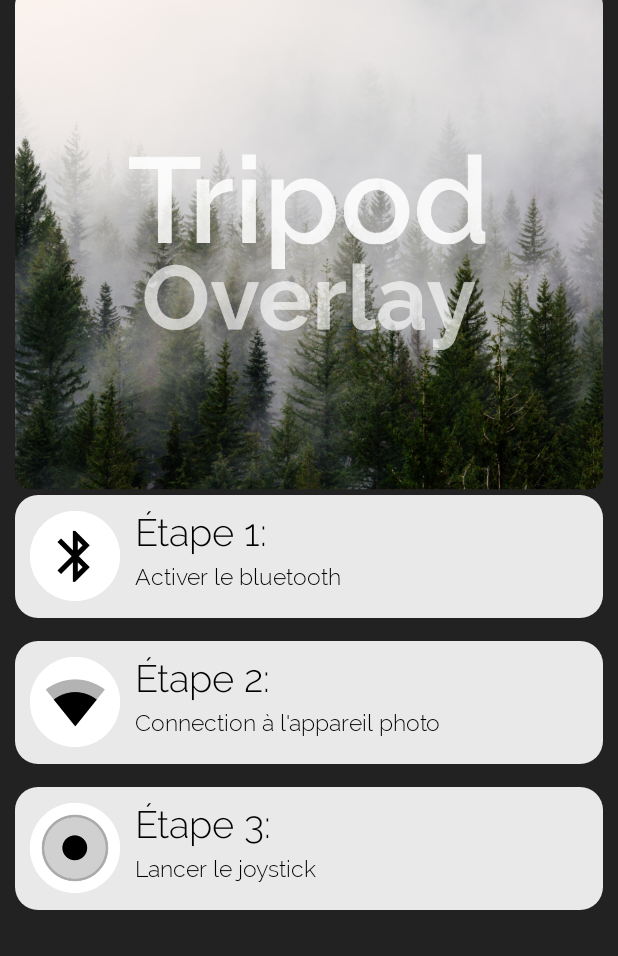
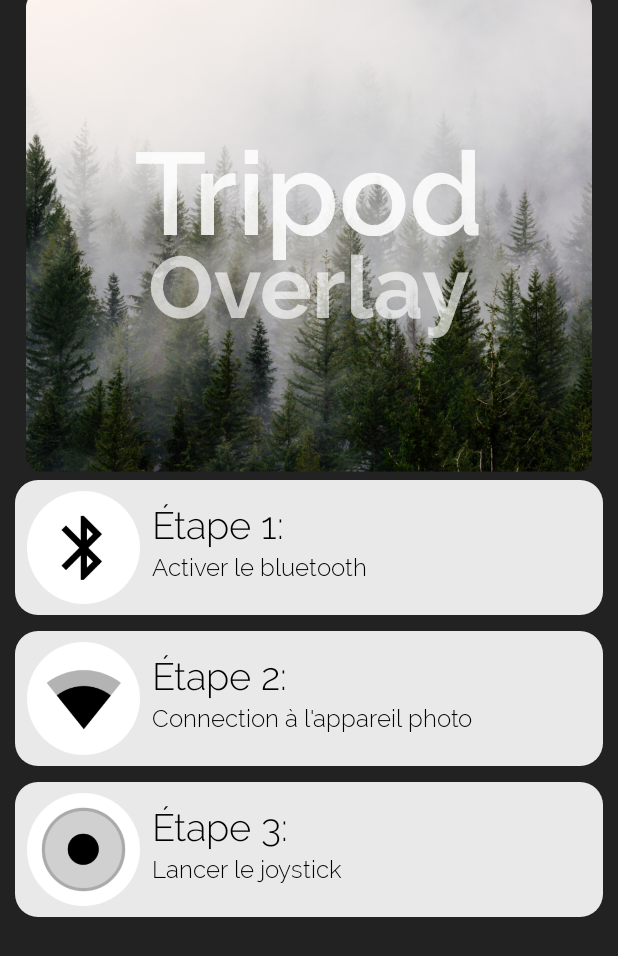
Before and after one commit to titouan-pellerin/TripodOverlay, an Android app: the Accueil screen opened directly, with no data from a screen before it, on a phone screen of 412 x 824 dp. Shown: the top 956 px of the screen. Run offline under Robolectric (Android 15) with nearby library versions, the light colour scheme and no system bars.

Commit message:
Modifications Accueil

```diff
--- a/app/build.gradle
+++ b/app/build.gradle
@@ -20,7 +20,6 @@ android {
 
 dependencies {
     implementation fileTree(include: ['*.jar'], dir: 'libs')
-    //noinspection GradleCompatible
     implementation 'com.android.support:appcompat-v7:28.0.0'
     implementation 'com.android.support.constraint:constraint-layout:1.1.3'
     testImplementation 'junit:junit:4.12'
--- a/app/src/main/AndroidManifest.xml
+++ b/app/src/main/AndroidManifest.xml
@@ -2,6 +2,7 @@
 <manifest xmlns:android="http://schemas.android.com/apk/res/android"
     package="fr.visufo.titouan.tripodoverlay">
 
+    <uses-permission android:name="android.permission.ACCESS_NETWORK_STATE" />
     <uses-permission android:name="android.permission.BLUETOOTH" />
     <uses-permission android:name="android.permission.BLUETOOTH_ADMIN" />
     <uses-permission android:name="android.permission.SYSTEM_ALERT_WINDOW" />
@@ -31,10 +32,6 @@
             android:name=".Accueil"
             android:screenOrientation="portrait">
         </activity>
-        <activity
-            android:name=".WifiOverlay"
-            android:theme="@style/Theme.AppCompat.Dialog" />
-
         <service
             android:name=".JoystickService"
             android:exported="false" />
--- a/app/src/main/java/fr/visufo/titouan/tripodoverlay/Accueil.java
+++ b/app/src/main/java/fr/visufo/titouan/tripodoverlay/Accueil.java
@@ -1,10 +1,14 @@
 package fr.visufo.titouan.tripodoverlay;
 
 import android.bluetooth.BluetoothAdapter;
+import android.content.ActivityNotFoundException;
 import android.content.BroadcastReceiver;
+import android.content.ComponentName;
 import android.content.Context;
 import android.content.Intent;
 import android.content.IntentFilter;
+import android.net.ConnectivityManager;
+import android.net.NetworkInfo;
 import android.net.Uri;
 import android.net.wifi.ScanResult;
 import android.net.wifi.WifiManager;
@@ -29,6 +33,10 @@ import java.util.List;
 public class Accueil extends AppCompatActivity {
 
     private BluetoothAdapter myBluetooth = null;
+    private boolean bluetoothOn = false;
+    private LinearLayout button1;
+    private LinearLayout button2;
+    private LinearLayout button3;
 
     @Override
     protected void onCreate(Bundle savedInstanceState) {
@@ -36,104 +44,105 @@ public class Accueil extends AppCompatActivity {
         super.onCreate(savedInstanceState);
         setContentView(R.layout.activity_accueil);
         checkDrawOverlayPermission();
+        myBluetooth = BluetoothAdapter.getDefaultAdapter();
+        if(myBluetooth.isEnabled()){
+            bluetoothOn = true;
+        }
+        button1 = (LinearLayout ) findViewById(R.id.bluetooth);
+        button2 = (LinearLayout ) findViewById(R.id.wifi);
+        button3 = (LinearLayout ) findViewById(R.id.joystick);
 
-        myBluetooth = BluetoothAdapter.getDefaultAdapter();
+        button1.setOnClickListener(new View.OnClickListener() {
+            public void onClick(View v) {
             if ( myBluetooth==null ) {
-            Toast.makeText(getApplicationContext(), "Le Bluetooth n'est pas disponible sur cet appareil", Toast.LENGTH_LONG).show();
+                Toast.makeText(getApplicationContext(), "Le Bluetooth n'est pas disponible sur cet appareil", Toast.LENGTH_SHORT).show();
                 //finish();
             } else if ( !myBluetooth.isEnabled() ) {
                 Intent turnBTon = new Intent(BluetoothAdapter.ACTION_REQUEST_ENABLE);
                 startActivityForResult(turnBTon, 1);
-            if (!Settings.canDrawOverlays(this)) {
+                bluetoothOn = true;
+                if (!Settings.canDrawOverlays(getApplicationContext())) {
                     checkDrawOverlayPermission();
                 }
+            }else{
+                Toast.makeText(getApplicationContext(), "Le bluetooth est déjà activé", Toast.LENGTH_SHORT).show();
+                bluetoothOn = true;
             }
-
-
-
-
-
-
-
-
-
-        RelativeLayout button3 = (RelativeLayout ) findViewById(R.id.button3);
+            }
+        });
+        button2.setOnClickListener(new View.OnClickListener() {
+            public void onClick(View v) {
+                openWifiSettings();
+            }
+        });
         button3.setOnClickListener(new View.OnClickListener() {
             public void onClick(View v) {
+                if (bluetoothOn && isWifiConnected()) {
                     launchJoystick();
                     finish();
                 }
-        });
-        RelativeLayout button1 = (RelativeLayout ) findViewById(R.id.button1);
-        button1.setOnClickListener(new View.OnClickListener() {
-            public void onClick(View v) {
-
-            }
-        });
-        RelativeLayout button2 = (RelativeLayout ) findViewById(R.id.button2);
-        button1.setOnClickListener(new View.OnClickListener() {
-            public void onClick(View v) {
-
-                Intent intent = new Intent(getApplicationContext(), WifiOverlay.class);
-                startActivity(intent);
             }
         });
     }
-
     //Code de la requette envoyée à Android pour autoriser la superposition d'écran. Utile plus tard.
     public final static int REQUEST_CODE = 10101;
-
     //Ouvrir la fenêtre d'autorisation de superposition d'écran (paramètres Android).
-
     public void checkDrawOverlayPermission() {
-
         //On vérifie que l'utilisateur n'a pas encore accepté la superposition d'écran.
         if (!Settings.canDrawOverlays(this)) {
-
             //Demander à Android d'ouvrir la fenêtre pour accepter la superposition.
             Intent intent = new Intent(Settings.ACTION_MANAGE_OVERLAY_PERMISSION, Uri.parse("package:" + getPackageName()));
-
             startActivityForResult(intent, REQUEST_CODE);
         }
     }
-
     //Fonction Android permettant de vérifier si le code reçu est bien le bon, et donc que la permission a bien été acceptée
     @Override
     protected void onActivityResult(int requestCode, int resultCode,  Intent data) {
-
         if (requestCode == REQUEST_CODE) {
-
             //Double vérification
             if (!Settings.canDrawOverlays(this)) {
-
                 Toast.makeText(this, "Pas de superposition d'écran sans accepter la permission", Toast.LENGTH_SHORT).show();
             }
-
         }
     }
-
-
     public void launchJoystick(){
         if(myBluetooth.isEnabled()){
             if (Settings.canDrawOverlays(this)) {
-
+                startqDslrDashboard();
                 Intent intent = new Intent(this, JoystickActivity.class);
                 startActivity(intent);
 
             }
             else {
-
                 //Si non, faire apparaître la fenêtre pour accepter la permission.
                 checkDrawOverlayPermission();
             }
         }
-
     }
-
-
-
-
-
-
-
+    public void openWifiSettings(){
+        final Intent intent = new Intent(Intent.ACTION_MAIN, null);
+        intent.addCategory(Intent.CATEGORY_LAUNCHER);
+        final ComponentName cn = new ComponentName("com.android.settings", "com.android.settings.wifi.WifiSettings");
+        intent.setComponent(cn);
+        intent.setFlags(Intent.FLAG_ACTIVITY_NEW_TASK);
+        startActivity( intent);
     }
+    public boolean isWifiConnected(){
+        ConnectivityManager connManager = (ConnectivityManager) getSystemService(Context.CONNECTIVITY_SERVICE);
+        NetworkInfo mWifi = connManager.getNetworkInfo(ConnectivityManager.TYPE_WIFI);
+       return mWifi.isConnected();
+    }
+    public void startqDslrDashboard(){
+        Intent intent = new Intent(Intent.ACTION_MAIN, null);
+        intent.addCategory(Intent.CATEGORY_LAUNCHER);
+        final ComponentName cn = new ComponentName("info.qdd", "info.qdd.DslrDashboard");
+        intent.setComponent(cn);
+        intent.setFlags(Intent.FLAG_ACTIVITY_NEW_TASK);
+        try
+        {
+            startActivity(intent);
+        }catch(ActivityNotFoundException e){
+            Toast.makeText(getApplicationContext(),"Vous devez installer l'application qDslrDashboard",Toast.LENGTH_SHORT).show();
+        }
+    }
+}
--- a/app/src/main/java/fr/visufo/titouan/tripodoverlay/JoystickActivity.java
+++ b/app/src/main/java/fr/visufo/titouan/tripodoverlay/JoystickActivity.java
@@ -48,10 +48,10 @@ public class JoystickActivity extends AppCompatActivity {
         Intent svc = new Intent(this, JoystickService.class);
 
         startService(svc);
-        Intent launchIntent = getPackageManager().getLaunchIntentForPackage("info.qdd");
+        /*Intent launchIntent = getPackageManager().getLaunchIntentForPackage("info.qdd");
         if (launchIntent != null) {
             startActivity(launchIntent);
-        }
+        }*/
         finish();
     }
     private void shutMainService() {
--- a/app/src/main/res/drawable/button_shape.xml
+++ b/app/src/main/res/drawable/button_shape.xml
@@ -19,7 +19,7 @@
 
     <size
         android:width="300dp"
-        android:height="82dp" />
+        android:height="90dp" />
     <!--Use android:dashWidth="2dp" and android:dashGap="2dp"
     to add dashes to your stroke-->
 
--- a/app/src/main/res/drawable/logo_shape.xml
+++ b/app/src/main/res/drawable/logo_shape.xml
@@ -17,8 +17,8 @@
         android:color="#FFFFFF" />-->
 
     <size
-        android:width="82dp"
-        android:height="82dp" />
+        android:width="100dp"
+        android:height="100dp" />
     <!--Use android:dashWidth="2dp" and android:dashGap="2dp"
     to add dashes to your stroke-->
 
--- a/app/src/main/res/layout/activity_accueil.xml
+++ b/app/src/main/res/layout/activity_accueil.xml
@@ -22,62 +22,63 @@
 
             <LinearLayout
                 android:layout_width="match_parent"
-                android:layout_height="match_parent"
+                android:layout_height="wrap_content"
                 android:gravity="center"
                 android:orientation="vertical">
 
-                <RelativeLayout
+                <LinearLayout
                     android:layout_width="match_parent"
-                    android:layout_height="340dp"
-                    android:layout_centerInParent="true"
-                    android:layout_marginLeft="10dp"
-                    android:layout_marginRight="10dp">
-                    <ImageView
-                        android:layout_width="match_parent"
-                        android:layout_height="match_parent"
-                        android:src="@drawable/header2"
-                        android:scaleType="fitCenter"
-                        android:layout_marginTop="-20dp"/>
-
-                </RelativeLayout>
-                <RelativeLayout
-                    android:clickable="true"
-                    android:focusable="true"
-                    android:id="@+id/button1"
-                    android:layout_width="match_parent"
-                    android:layout_height="match_parent"
-                    android:layout_centerVertical="true"
-                    android:background="@drawable/ripple"
-                    android:layout_marginLeft="10dp"
-                    android:layout_marginRight="10dp"
-                    android:layout_marginTop="-10dp"
-                    android:layout_marginBottom="15dp">
-
-                    <LinearLayout
-                        android:layout_width="60dp"
-                        android:layout_height="60dp"
-                        android:layout_marginLeft="10dp"
-                        android:layout_centerVertical="true"
-                        android:background="@drawable/logo_shape">
+                    android:layout_height="320dp"
+                    android:layout_gravity="center"
+                    android:orientation="vertical"
+                    android:layout_marginTop="-5dp"
+                    android:gravity="center">
 
                     <ImageView
                         android:layout_width="match_parent"
-                            android:layout_height="match_parent"
-                            android:layout_centerVertical="true"
-                            android:layout_centerHorizontal="true"
-                            android:src="@drawable/bluetooth"/>
+                        android:layout_height="wrap_content"
+                        android:src="@drawable/header2"
+                        android:scaleType="fitCenter"
+                        android:layout_marginTop="0dp"
+                        android:layout_marginHorizontal="10dp"
+                        android:layout_marginLeft="10dp"
+                        android:layout_marginRight="10dp"
+                        android:layout_gravity="center"/>
+
                 </LinearLayout>
+                <LinearLayout
+
+                    android:clickable="true"
+                    android:focusable="true"
+                    android:id="@+id/bluetooth"
+                    android:layout_width="match_parent"
+                    android:layout_height="wrap_content"
+                    android:layout_marginVertical="5dp"
+                    android:layout_marginHorizontal="10dp"
+                    android:orientation="horizontal"
+                    android:layout_gravity="center">
+                    <LinearLayout
+                        android:layout_width="match_parent"
+                        android:layout_height="wrap_content"
+                        android:background="@drawable/ripple">
+
+                        <ImageView
+                            android:layout_width="75dp"
+                            android:layout_height="75dp"
+                            android:src="@drawable/bluetooth"
+                            android:layout_marginLeft="8dp"
+                            android:layout_gravity="center"/>
 
                         <LinearLayout
-                        android:layout_width="match_parent"
-                        android:layout_height="match_parent"
-                        android:layout_centerHorizontal="true"
+                            android:layout_width="wrap_content"
+                            android:layout_height="wrap_content"
+                            android:layout_marginLeft="8dp"
+                            android:layout_marginTop="5dp"
                             android:orientation="vertical">
 
                             <fr.visufo.titouan.tripodoverlay.UnderlinedTextView
                                 android:layout_width="match_parent"
                                 android:layout_height="wrap_content"
-                            android:layout_marginLeft="80dp"
                                 android:layout_marginTop="10dp"
                                 android:gravity="left"
                                 android:text="Étape 1:"
@@ -86,60 +87,53 @@
                                 android:textColor="#000000"
                                 app:underlineColor="#ea7550"
                                 app:underlineWidth="10px"/>
-                    </LinearLayout>
-
-                    <LinearLayout
-                        android:layout_width="match_parent"
-                        android:layout_height="match_parent"
-                        android:orientation="vertical">
                             <TextView
                                 android:layout_width="match_parent"
                                 android:layout_height="match_parent"
-                            android:layout_marginLeft="80dp"
-                            android:layout_marginTop="45dp"
-                            android:textSize="15dp"
+                                android:textSize="16sp"
+                                android:layout_marginTop="3dp"
                                 android:textColor="#000000"
-                            android:text="Activer le bluetooth"
+                                android:text="Activer le bluetooth  "
                                 android:fontFamily="@font/raleway_light"/>
+
+
                         </LinearLayout>
-                </RelativeLayout>
-                <RelativeLayout
+                    </LinearLayout>
+                </LinearLayout>
+                <LinearLayout
+
                     android:clickable="true"
                     android:focusable="true"
-                    android:id="@+id/button2"
+                    android:id="@+id/wifi"
                     android:layout_width="match_parent"
-                    android:layout_height="match_parent"
-                    android:layout_centerVertical="true"
-                    android:background="@drawable/ripple"
-                    android:layout_marginLeft="10dp"
-                    android:layout_marginRight="10dp"
-                    android:layout_marginBottom="15dp">
+                    android:layout_height="wrap_content"
+                    android:layout_centerInParent="true"
+                    android:layout_marginVertical="5dp"
+                    android:layout_marginHorizontal="10dp"
+                    android:orientation="horizontal"
+                    android:layout_gravity="center">
+                    <LinearLayout
+                        android:layout_width="match_parent"
+                        android:layout_height="wrap_content"
+                        android:background="@drawable/ripple">
+
+                        <ImageView
+                            android:layout_width="75dp"
+                            android:layout_height="75dp"
+                            android:src="@drawable/wifi"
+                            android:layout_marginLeft="8dp"
+                            android:layout_gravity="center"/>
 
                         <LinearLayout
-                        android:layout_width="60dp"
-                        android:layout_height="60dp"
-                        android:layout_marginLeft="10dp"
-                        android:layout_centerVertical="true"
-                        android:background="@drawable/logo_shape">
-
-                        <ImageView
-                            android:layout_width="match_parent"
-                            android:layout_height="match_parent"
-                            android:layout_centerVertical="true"
-                            android:layout_centerHorizontal="true"
-                            android:src="@drawable/wifi"/>
-                    </LinearLayout>
-
-                    <LinearLayout
-                        android:layout_width="match_parent"
-                        android:layout_height="match_parent"
-                        android:layout_centerHorizontal="true"
+                            android:layout_width="wrap_content"
+                            android:layout_height="wrap_content"
+                            android:layout_marginLeft="8dp"
+                            android:layout_marginTop="5dp"
                             android:orientation="vertical">
 
                             <fr.visufo.titouan.tripodoverlay.UnderlinedTextView
                                 android:layout_width="match_parent"
                                 android:layout_height="wrap_content"
-                            android:layout_marginLeft="80dp"
                                 android:layout_marginTop="10dp"
                                 android:gravity="left"
                                 android:text="Étape 2:"
@@ -148,60 +142,55 @@
                                 android:textColor="#000000"
                                 app:underlineColor="#ea7550"
                                 app:underlineWidth="10px"/>
-                    </LinearLayout>
-
-                    <LinearLayout
-                        android:layout_width="match_parent"
-                        android:layout_height="match_parent"
-                        android:orientation="vertical">
                             <TextView
                                 android:layout_width="match_parent"
                                 android:layout_height="match_parent"
-                            android:layout_marginLeft="80dp"
-                            android:layout_marginTop="45dp"
-                            android:textSize="15dp"
+                                android:textSize="16sp"
+                                android:layout_marginTop="3dp"
                                 android:textColor="#000000"
-                            android:text="Connection à l'appareil photo"
+                                android:text="Connection à l'appareil photo  "
                                 android:fontFamily="@font/raleway_light"/>
+
+
                         </LinearLayout>
-                </RelativeLayout>
-                <RelativeLayout
+                    </LinearLayout>
+                </LinearLayout>
+                <LinearLayout
+
                     android:clickable="true"
                     android:focusable="true"
-                    android:id="@+id/button3"
+                    android:id="@+id/joystick"
                     android:layout_width="match_parent"
-                    android:layout_height="match_parent"
-                    android:layout_centerVertical="true"
-                    android:background="@drawable/ripple"
-                    android:layout_marginLeft="10dp"
-                    android:layout_marginRight="10dp"
-                    android:layout_marginBottom="15dp">
+                    android:layout_height="wrap_content"
+                    android:layout_centerInParent="true"
+                    android:layout_marginVertical="5dp"
+                    android:layout_marginHorizontal="10dp"
+                    android:orientation="horizontal"
+                    android:layout_gravity="center">
+                    <LinearLayout
+                        android:id="@+id/plante1"
+                        android:layout_width="match_parent"
+                        android:layout_height="wrap_content"
+                        android:background="@drawable/ripple">
+
+                        <ImageView
+                            android:id="@+id/image"
+                            android:layout_width="75dp"
+                            android:layout_height="75dp"
+                            android:src="@drawable/joystick"
+                            android:layout_marginLeft="8dp"
+                            android:layout_gravity="center"/>
 
                         <LinearLayout
-                        android:layout_width="60dp"
-                        android:layout_height="60dp"
-                        android:layout_marginLeft="10dp"
-                        android:layout_centerVertical="true"
-                        android:background="@drawable/logo_shape">
-
-                        <ImageView
-                            android:layout_width="match_parent"
-                            android:layout_height="match_parent"
-                            android:layout_centerVertical="true"
-                            android:layout_centerHorizontal="true"
-                            android:src="@drawable/joystick"/>
-                    </LinearLayout>
-
-                    <LinearLayout
-                        android:layout_width="match_parent"
-                        android:layout_height="match_parent"
-                        android:layout_centerHorizontal="true"
+                            android:layout_width="wrap_content"
+                            android:layout_height="wrap_content"
+                            android:layout_marginLeft="8dp"
+                            android:layout_marginTop="5dp"
                             android:orientation="vertical">
 
                             <fr.visufo.titouan.tripodoverlay.UnderlinedTextView
                                 android:layout_width="match_parent"
                                 android:layout_height="wrap_content"
-                            android:layout_marginLeft="80dp"
                                 android:layout_marginTop="10dp"
                                 android:gravity="left"
                                 android:text="Étape 3:"
@@ -210,23 +199,20 @@
                                 android:textColor="#000000"
                                 app:underlineColor="#ea7550"
                                 app:underlineWidth="10px"/>
-                    </LinearLayout>
-
-                    <LinearLayout
-                        android:layout_width="match_parent"
-                        android:layout_height="match_parent"
-                        android:orientation="vertical">
                             <TextView
                                 android:layout_width="match_parent"
                                 android:layout_height="match_parent"
-                            android:layout_marginLeft="80dp"
-                            android:layout_marginTop="45dp"
-                            android:textSize="15dp"
+                                android:textSize="16sp"
+                                android:layout_marginTop="3dp"
                                 android:textColor="#000000"
-                            android:text="Lancer le joystick"
+                                android:text="Lancer le joystick  "
                                 android:fontFamily="@font/raleway_light"/>
+
+
                         </LinearLayout>
-                </RelativeLayout>
+                    </LinearLayout>
+                </LinearLayout>
+
             </LinearLayout>
         </ScrollView>
     </RelativeLayout>
```
Also changed, not shown: app/src/main/java/fr/visufo/titouan/tripodoverlay/JoystickService.java (+19 -96 lines), app/src/main/java/fr/visufo/titouan/tripodoverlay/WifiOverlay.java (deleted, +0 -17 lines), app/src/main/res/layout/activity_wifi_overlay.xml (deleted, +0 -26 lines). Lines whose indentation alone changed are shown as unchanged.
